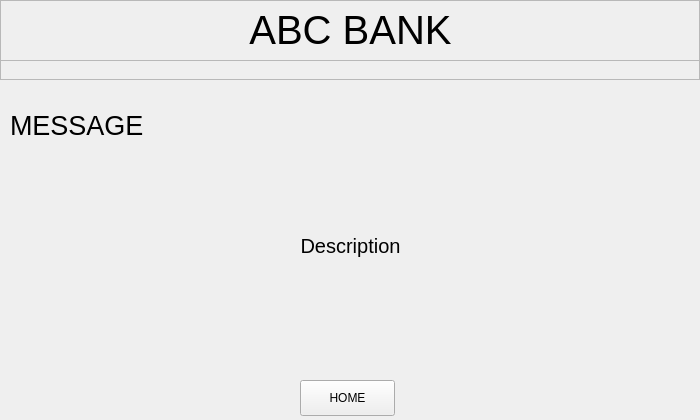
This is UI/prompt.ui in shubhamadhk15/ATM-SIMULATOR as Qt 5 draws it before an edit. The edited form follows.
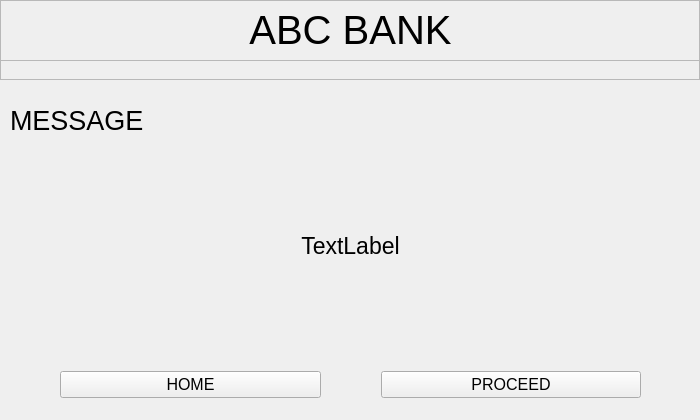
This is the edited form.

Commit message: Activated Transfer UI and made prompt.ui general

```diff
--- a/UI/prompt.ui
+++ b/UI/prompt.ui
@@ -81,7 +81,7 @@
      <x>0</x>
      <y>100</y>
      <width>700</width>
-     <height>50</height>
+     <height>41</height>
     </rect>
    </property>
    <property name="font">
@@ -103,52 +103,66 @@
    <property name="geometry">
     <rect>
      <x>0</x>
-     <y>150</y>
+     <y>349</y>
      <width>701</width>
-     <height>222</height>
+     <height>71</height>
     </rect>
    </property>
-   <layout class="QHBoxLayout" name="horizontalLayout_2">
+   <layout class="QHBoxLayout" name="horizontalLayout">
+    <property name="spacing">
+     <number>60</number>
+    </property>
     <property name="leftMargin">
-     <number>100</number>
-    </property>
-    <property name="topMargin">
-     <number>70</number>
+     <number>60</number>
     </property>
     <property name="rightMargin">
-     <number>100</number>
+     <number>60</number>
     </property>
-    <property name="bottomMargin">
-     <number>100</number>
-    </property>
     <item>
-     <widget class="QLabel" name="descLabel">
+     <widget class="QPushButton" name="cancelBtn">
       <property name="font">
        <font>
-        <pointsize>15</pointsize>
+        <pointsize>12</pointsize>
        </font>
       </property>
       <property name="text">
-       <string>Description</string>
+       <string>HOME</string>
       </property>
-      <property name="alignment">
-       <set>Qt::AlignCenter</set>
+     </widget>
+    </item>
+    <item>
+     <widget class="QPushButton" name="proceedBtn">
+      <property name="font">
+       <font>
+        <pointsize>12</pointsize>
+       </font>
+      </property>
+      <property name="text">
+       <string>PROCEED</string>
       </property>
      </widget>
     </item>
    </layout>
   </widget>
-  <widget class="QPushButton" name="cancelBtn">
+  <widget class="QLabel" name="descLabel">
    <property name="geometry">
     <rect>
-     <x>300</x>
-     <y>380</y>
-     <width>95</width>
-     <height>36</height>
+     <x>10</x>
+     <y>150</y>
+     <width>681</width>
+     <height>191</height>
     </rect>
    </property>
+   <property name="font">
+    <font>
+     <pointsize>17</pointsize>
+    </font>
+   </property>
    <property name="text">
-    <string>HOME</string>
+    <string>TextLabel</string>
+   </property>
+   <property name="alignment">
+    <set>Qt::AlignCenter</set>
    </property>
   </widget>
  </widget>
```
Left out of the diff: 2 changed lines with no effect on the pictures. The commit also changes 1 other file.
